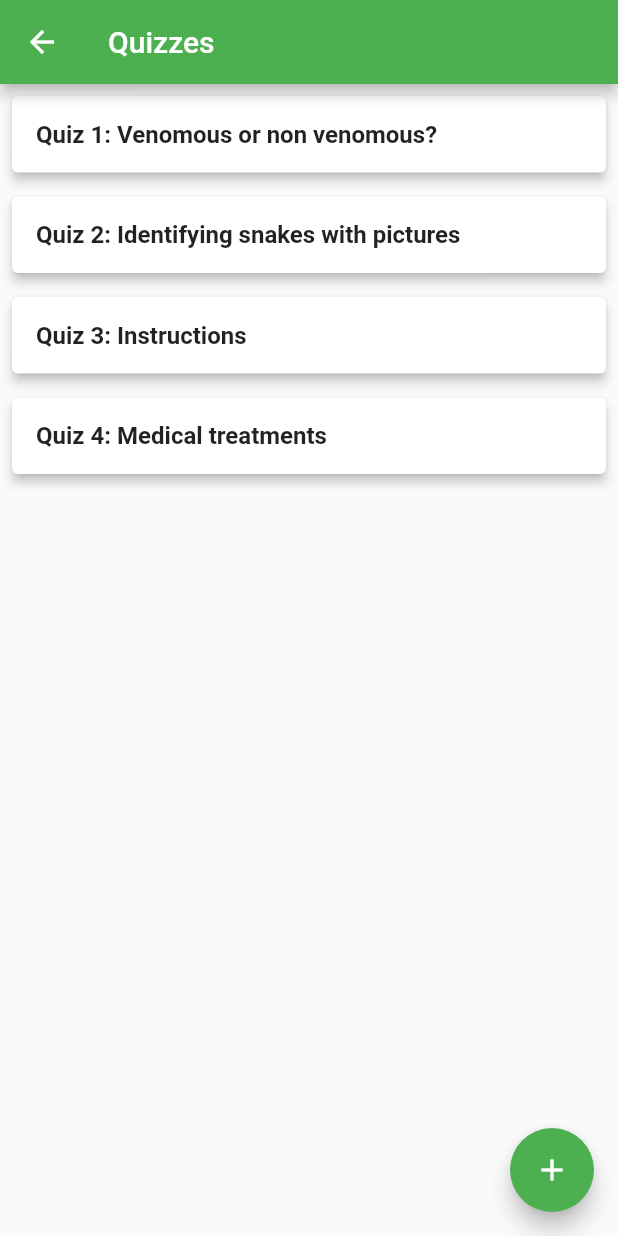
After one commit to DushanthaOlinda/VenomVerseApp, a Flutter app: the QuizePage screen opened directly, after a tap on "View All", on a phone screen of 412 x 824 dp. The commit adds this screen. Run offline on Flutter 3.47's test engine with Material 2 defaults, Android fonts, the light colour scheme and no system bars; our stand-ins replace animated_bottom_navigation_bar, camera, flutter_login, youtube_player_flutter; missing offline and left inert: app_bar_with_search_switch, easy_pdf_viewer, flutter_credit_card_new, profile, stacked_notification_cards.

Commit message:
add new Quizzes done

```diff
--- a/lib/screens/pages/learning_resources/quize_page.dart
+++ b/lib/screens/pages/learning_resources/quize_page.dart
@@ -1,4 +1,5 @@
 import 'package:VenomVerse/screens/pages/learning_resources/attempt_quiz_page.dart';
+import 'package:VenomVerse/screens/pages/learning_resources/viewallquiz_page.dart';
 import 'package:flutter/material.dart';
 
 class QuizePage extends StatefulWidget {
@@ -15,10 +16,12 @@ class _QuizePageState extends State<QuizePage> {
       appBar: AppBar(
         title: const Text("Quiz"),
       ),
-      body: Align(
-        alignment: Alignment.topCenter,
+      body: Column(
+        mainAxisAlignment: MainAxisAlignment.start,
+        children: [
+          Expanded(
+            child: SingleChildScrollView(
               child: Column(
-          mainAxisAlignment: MainAxisAlignment.start,
                 children: [
                   Padding(
                     padding: const EdgeInsets.only(top: 16.0),
@@ -51,6 +54,25 @@ class _QuizePageState extends State<QuizePage> {
                 ],
               ),
             ),
+          ),
+          Padding(
+            padding: const EdgeInsets.all(16.0),
+            child: ElevatedButton(
+              onPressed: () {
+                Navigator.push(
+                  context,
+                  MaterialPageRoute(builder: (context) => const viewAllQuizesPage()),
+                );
+              },
+              style: ElevatedButton.styleFrom(
+                backgroundColor: Colors.green,
+                // Change the button color as needed
+              ),
+              child: const Text("View All"),
+            ),
+          ),
+        ],
+      ),
     );
   }
 
@@ -60,7 +82,7 @@ class _QuizePageState extends State<QuizePage> {
       height: 100, // Set the desired height
       child: Card(
         elevation: 3.0,
-        color: Colors.green, // Set the background color to light green
+        color: Colors.green[100], // Set the background color to light green
         child: Padding(
           padding: const EdgeInsets.all(16.0),
           child: Column(
--- /dev/null
+++ b/lib/screens/pages/learning_resources/viewallquiz_page.dart
@@ -0,0 +1,85 @@
+import 'package:flutter/material.dart';
+
+import 'addquiz_page.dart';
+
+class viewAllQuizesPage extends StatefulWidget {
+  const viewAllQuizesPage({super.key});
+
+  @override
+  State<viewAllQuizesPage> createState() => _viewAllQuizesPageState();
+}
+
+class _viewAllQuizesPageState extends State<viewAllQuizesPage> {
+  // Sample quiz titles (replace with your data)
+  final List<String> quizTitles = [
+    "Quiz 1: Venomous or non venomous?",
+    "Quiz 2: Identifying snakes with pictures",
+    "Quiz 3: Instructions",
+    "Quiz 4: Medical treatments",
+  ];
+
+  @override
+  Widget build(BuildContext context) {
+    return Scaffold(
+      appBar: AppBar(
+        title: const Text("Quizzes"),
+      ),
+      body: Stack(
+        children: [
+          ListView.builder(
+            itemCount: quizTitles.length,
+            itemBuilder: (context, index) {
+              final quizTitle = quizTitles[index];
+              return QuizBox(title: quizTitle);
+            },
+          ),
+          Positioned(
+            bottom: 16, // Adjust this value to position the button as needed
+            right: 16, // Adjust this value to position the button as needed
+            child: FloatingActionButton(
+              onPressed: () {
+                Navigator.push(
+                  context,
+                  MaterialPageRoute(builder: (context) => const addNewQuizPage()),
+                );
+
+              },
+              backgroundColor: Colors.green, // Change the button color as needed
+              child: Icon(Icons.add),
+            ),
+          ),
+        ],
+      ),
+    );
+  }
+}
+
+class QuizBox extends StatelessWidget {
+  final String title;
+
+  QuizBox({required this.title});
+
+  @override
+  Widget build(BuildContext context) {
+    return Card(
+      elevation: 3.0,
+      margin: const EdgeInsets.all(8.0),
+      child: InkWell(
+        onTap: () {
+          // Handle quiz item click here
+          // You can navigate to the quiz details or perform any other action
+        },
+        child: Padding(
+          padding: const EdgeInsets.all(16.0),
+          child: Text(
+            title,
+            style: const TextStyle(
+              fontSize: 16,
+              fontWeight: FontWeight.bold,
+            ),
+          ),
+        ),
+      ),
+    );
+  }
+}
```
Also changed, not shown: lib/screens/pages/learning_resources/addQuestions_page.dart (added, +258 -0 lines), lib/screens/pages/learning_resources/addquiz_page.dart (added, +81 -0 lines). Lines whose indentation alone changed are shown as unchanged.
